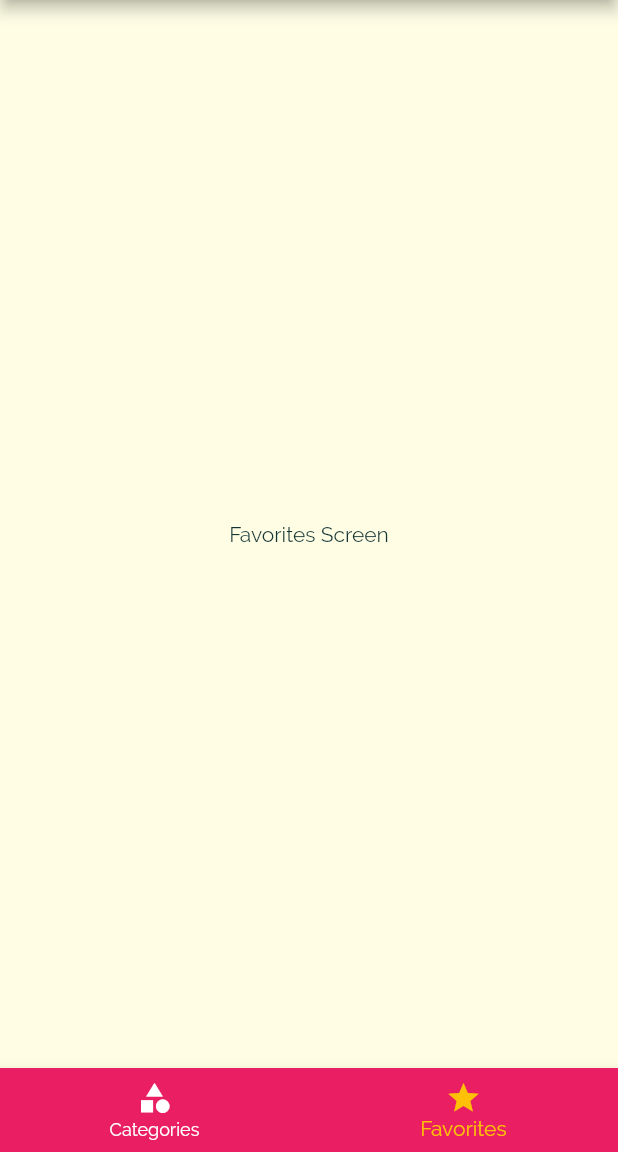
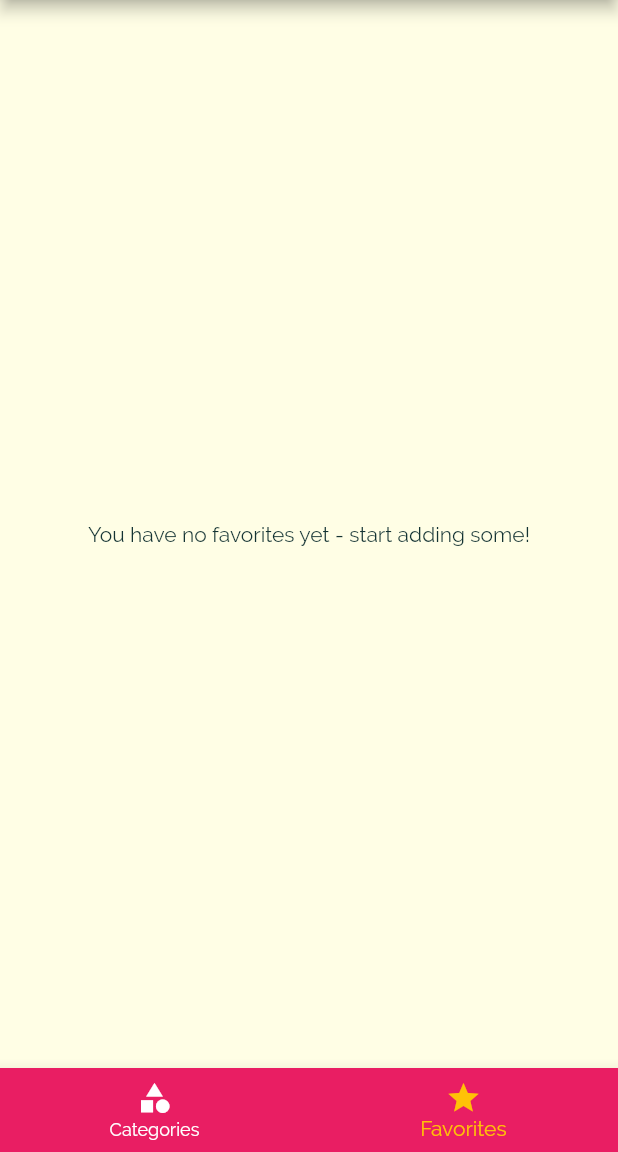
Before and after one commit to bh0mbalziyad/scaling-broccoli, a Flutter app: the screen it shows after launch, item 2 of the bottom bar chosen, on a phone screen of 412 x 824 dp, the part 84-1236 px from its top. Run offline on Flutter 3.47's test engine with Material 2 defaults, Android fonts, the phone set to English and light mode, and no system bars.

Commit message:
TODO: Add UX for favorite-ing meals

```diff
--- a/lib/main.dart
+++ b/lib/main.dart
@@ -5,6 +5,9 @@ import './screens/categories_screen.dart';
 import './screens/tabs_screen.dart';
 import './screens/meal_detail_screen.dart';
 import './screens/filters_screen.dart';
+
+import './models/meal.dart';
+import './dummy_data.dart';
 
 void main() => runApp(MyApp());
 
@@ -14,12 +17,45 @@ class MyApp extends StatefulWidget {
 }
 
 class _MyAppState extends State<MyApp> {
-  Map<String, bool> filters = {
+  Map<String, bool> _filters = {
     'glutenFree': false,
     'lactose': false,
     'vegan': false,
     'vegetarian': false,
   };
+
+  List<Meal> _availableMeals = DUMMY_MEALS;
+  List<Meal> _favoriteMeals = [];
+
+  void _applyFilter(Map<String, bool> filters) {
+    // TODO
+    setState(() {
+      this._filters = filters;
+      this._availableMeals = DUMMY_MEALS.where((meal) {
+        if (this._filters['glutenFree'] && !meal.isGlutenFree) return false;
+        if (this._filters['lactose'] && !meal.isLactoseFree) return false;
+        if (this._filters['vegan'] && !meal.isVegan) return false;
+        if (this._filters['vegetarian'] && !meal.isVegetarian) return false;
+        return true;
+      }).toList();
+    });
+  }
+
+  void _toggleFavorite(String id) {
+    final int mealIndex = _favoriteMeals.indexWhere((meal) => meal.id == id);
+
+    if (mealIndex == -1) {
+      // if meal is not in favorites
+      setState(() {
+        _favoriteMeals.add(DUMMY_MEALS.firstWhere((meal) => meal.id == id));
+      });
+    } else {
+      // if meal is in favorites
+      setState(() {
+        _favoriteMeals.removeAt(mealIndex);
+      });
+    }
+  }
 
   @override
   Widget build(BuildContext context) {
@@ -46,10 +82,14 @@ class _MyAppState extends State<MyApp> {
       // home: CategoriesScreen(),
       initialRoute: '/', // default value
       routes: {
-        '/': (context) => TabsScreen(),
-        CategoryMealsScreen.routeName: (context) => CategoryMealsScreen(),
+        '/': (context) => TabsScreen(this._favoriteMeals),
+        CategoryMealsScreen.routeName: (context) =>
+            CategoryMealsScreen(this._availableMeals),
         MealDetailScreen.routeName: (context) => MealDetailScreen(),
-        FiltersScreen.routeName: (context) => FiltersScreen(),
+        FiltersScreen.routeName: (context) => FiltersScreen(
+              _applyFilter,
+              initFilters: this._filters,
+            ),
       },
       // onGenerateRoute: (settings) {
       //   return MaterialPageRoute(builder: (contenxt) => CategoriesScreen());
--- a/lib/screens/category_meals_screen.dart
+++ b/lib/screens/category_meals_screen.dart
@@ -1,11 +1,13 @@
 import 'package:flutter/material.dart';
 
-import '../dummy_data.dart';
 import '../widgets/meal_item.dart';
 import '../models/meal.dart';
 
 class CategoryMealsScreen extends StatefulWidget {
   static const routeName = '/category-meals';
+  final List<Meal> _availableMeals;
+
+  CategoryMealsScreen(this._availableMeals);
 
   @override
   _CategoryMealsScreenState createState() => _CategoryMealsScreenState();
@@ -30,7 +32,7 @@ class _CategoryMealsScreenState extends State<CategoryMealsScreen> {
           ModalRoute.of(context).settings.arguments as Map<String, String>;
       _categoryTitle = _routeArgs['title'];
       final String _categoryId = _routeArgs['id'];
-      _displayedMeals = DUMMY_MEALS
+      _displayedMeals = widget._availableMeals
           .where((element) => element.categories.contains(_categoryId))
           .toList();
       super.didChangeDependencies();
--- a/lib/screens/favorites_screen.dart
+++ b/lib/screens/favorites_screen.dart
@@ -1,8 +1,20 @@
 import 'package:flutter/material.dart';
 
+import '../models/meal.dart';
+
 class FavoritesScreen extends StatelessWidget {
+  final List<Meal> _favoriteMeals;
+
+  FavoritesScreen(this._favoriteMeals);
+
   @override
   Widget build(BuildContext context) {
-    return Center(child: Text('Favorites Screen'));
+    return _favoriteMeals.length == 0
+        ? Center(
+            child: Text('You have no favorites yet - start adding some!'),
+          )
+        : Center(
+            child: Text('Loading...'),
+          );
   }
 }
--- a/lib/screens/tabs_screen.dart
+++ b/lib/screens/tabs_screen.dart
@@ -3,18 +3,29 @@ import 'package:flutter/material.dart';
 import './favorites_screen.dart';
 import './categories_screen.dart';
 import '../widgets/main_drawer.dart';
+import '../models/meal.dart';
 
 class TabsScreen extends StatefulWidget {
+  final List<Meal> _favoriteMeal;
+
+  TabsScreen(this._favoriteMeal);
+
   @override
   _TabsScreenState createState() => _TabsScreenState();
 }
 
 class _TabsScreenState extends State<TabsScreen> {
   int _selectedTab = 0;
-  final List<Map<String, Object>> _pages = [
-    {'page': CategoriesScreen(), 'title': 'Categories'},
-    {'page': FavoritesScreen(), 'title': 'Favorites'},
-  ];
+  List<Map<String, Object>> _pages;
+
+  @override
+  void initState() {
+    this._pages = [
+      {'page': CategoriesScreen(), 'title': 'Categories'},
+      {'page': FavoritesScreen(widget._favoriteMeal), 'title': 'Favorites'},
+    ];
+    super.initState();
+  }
 
   @override
   Widget build(BuildContext context) {
```
Also changed, not shown: lib/screens/filters_screen.dart (+30 -0 lines).
